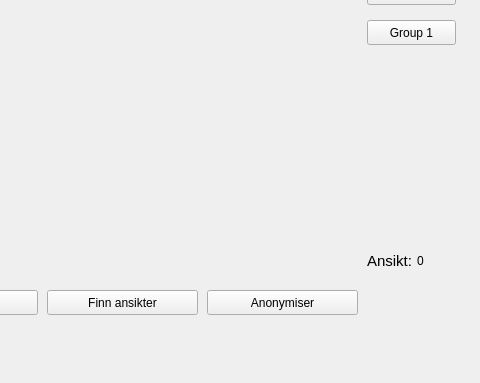
First picture: the form in src/gui/UI/anonymisering.ui, repository jegerud/Sciprog2020project, before the edit; both pictures show x 383 to 863 and y 100 to 483 of the 863 by 483 pixel window.
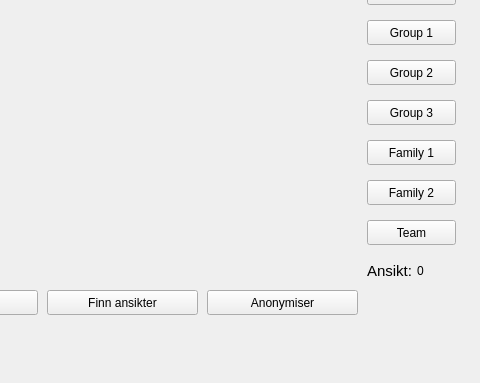
Second picture: the form after the edit. Icons and pictures are not drawn.

Commit message: småfiks

The edit to the form file:
```diff
--- a/src/gui/UI/anonymisering.ui
+++ b/src/gui/UI/anonymisering.ui
@@ -149,7 +149,7 @@
    <property name="geometry">
     <rect>
      <x>750</x>
-     <y>350</y>
+     <y>360</y>
      <width>51</width>
      <height>21</height>
     </rect>
@@ -167,7 +167,7 @@
    <property name="geometry">
     <rect>
      <x>800</x>
-     <y>350</y>
+     <y>360</y>
      <width>21</width>
      <height>21</height>
     </rect>
@@ -176,6 +176,71 @@
     <string>0</string>
    </property>
   </widget>
+  <widget class="QPushButton" name="group2">
+   <property name="geometry">
+    <rect>
+     <x>750</x>
+     <y>160</y>
+     <width>89</width>
+     <height>25</height>
+    </rect>
+   </property>
+   <property name="text">
+    <string>Group 2</string>
+   </property>
+  </widget>
+  <widget class="QPushButton" name="group3">
+   <property name="geometry">
+    <rect>
+     <x>750</x>
+     <y>200</y>
+     <width>89</width>
+     <height>25</height>
+    </rect>
+   </property>
+   <property name="text">
+    <string>Group 3</string>
+   </property>
+  </widget>
+  <widget class="QPushButton" name="family1">
+   <property name="geometry">
+    <rect>
+     <x>750</x>
+     <y>240</y>
+     <width>89</width>
+     <height>25</height>
+    </rect>
+   </property>
+   <property name="text">
+    <string>Family 1</string>
+   </property>
+  </widget>
+  <widget class="QPushButton" name="family2">
+   <property name="geometry">
+    <rect>
+     <x>750</x>
+     <y>280</y>
+     <width>89</width>
+     <height>25</height>
+    </rect>
+   </property>
+   <property name="text">
+    <string>Family 2</string>
+   </property>
+  </widget>
+  <widget class="QPushButton" name="team">
+   <property name="geometry">
+    <rect>
+     <x>750</x>
+     <y>320</y>
+     <width>89</width>
+     <height>25</height>
+    </rect>
+   </property>
+   <property name="text">
+    <string>Team</string>
+   </property>
+  </widget>
  </widget>
  <resources/>
  <connections/>
```
